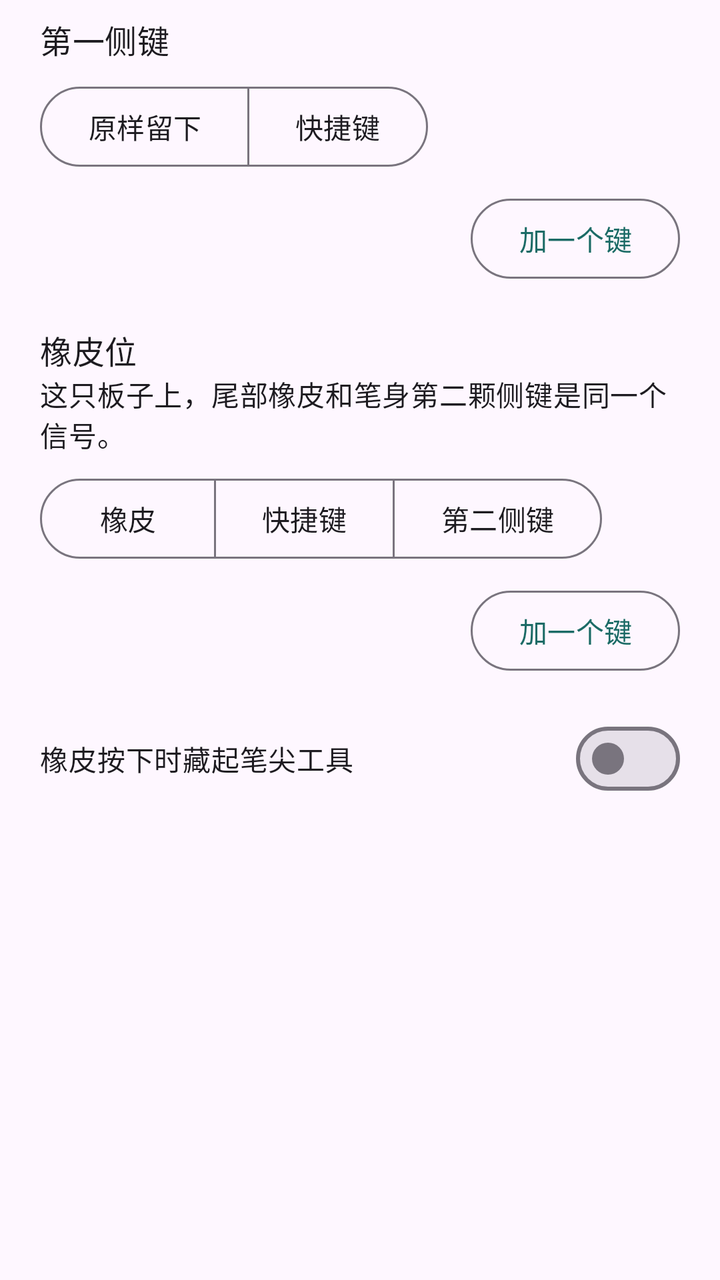
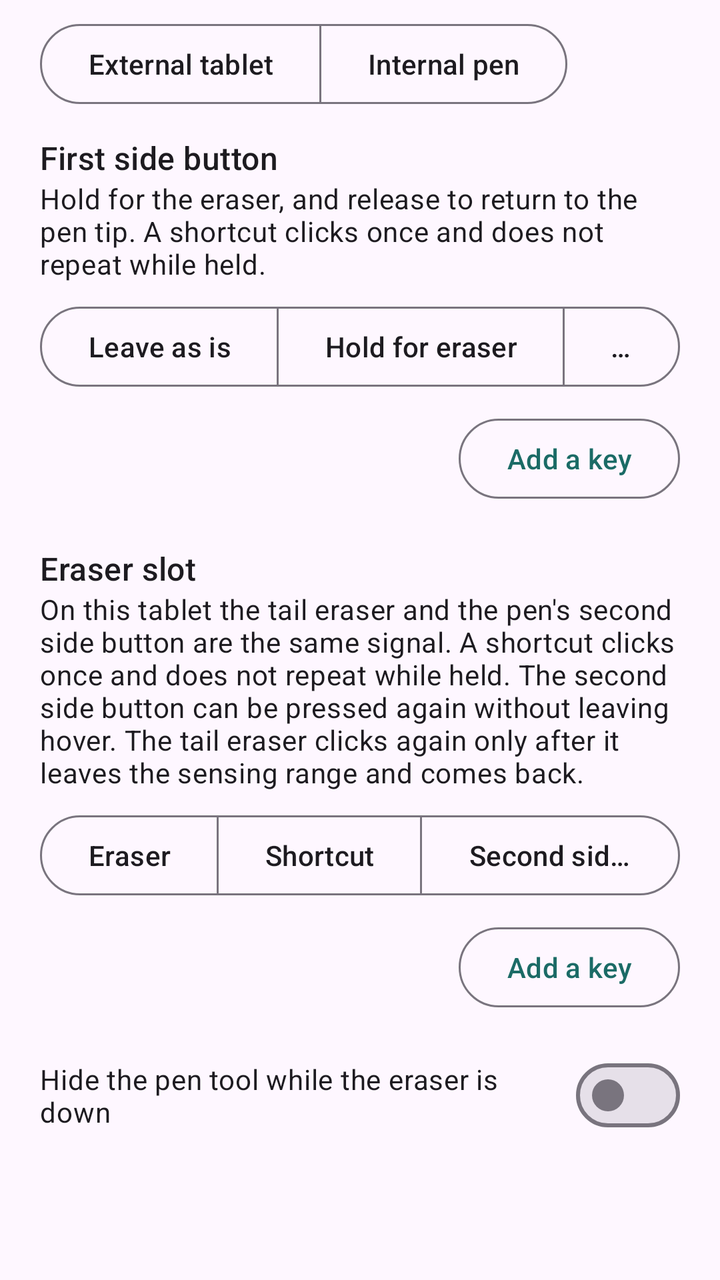

Compare the two renders of this Android layout. The source of the first and the diff that turns it into the second are given below.
<!-- AndroidManifest.xml: application theme Theme.StylusCtrl -->
<!-- res/layout/page_buttons.xml -->
<?xml version="1.0" encoding="utf-8"?>
<ScrollView xmlns:android="http://schemas.android.com/apk/res/android"
    xmlns:app="http://schemas.android.com/apk/res-auto"
    android:layout_width="match_parent"
    android:layout_height="match_parent"
    android:fillViewport="true">

    <LinearLayout
        android:layout_width="match_parent"
        android:layout_height="wrap_content"
        android:orientation="vertical"
        android:paddingStart="20dp"
        android:paddingTop="8dp"
        android:paddingEnd="20dp"
        android:paddingBottom="20dp">

        <TextView
            android:layout_width="match_parent"
            android:layout_height="wrap_content"
            android:text="第一侧键"
            android:textAppearance="?attr/textAppearanceTitleMedium" />

        <com.google.android.material.button.MaterialButtonToggleGroup
            android:id="@+id/stylus_action"
            android:layout_width="wrap_content"
            android:layout_height="wrap_content"
            android:layout_marginTop="8dp"
            app:selectionRequired="true"
            app:singleSelection="true">

            <com.google.android.material.button.MaterialButton
                android:id="@+id/stylus_pass"
                style="?attr/materialButtonOutlinedStyle"
                android:layout_width="wrap_content"
                android:layout_height="wrap_content"
                android:checkable="true"
                android:text="原样留下" />

            <com.google.android.material.button.MaterialButton
                android:id="@+id/stylus_shortcut"
                style="?attr/materialButtonOutlinedStyle"
                android:layout_width="wrap_content"
                android:layout_height="wrap_content"
                android:checkable="true"
                android:text="快捷键" />
        </com.google.android.material.button.MaterialButtonToggleGroup>

        <LinearLayout
            android:id="@+id/stylus_chord_row"
            android:layout_width="match_parent"
            android:layout_height="wrap_content"
            android:layout_marginTop="8dp"
            android:gravity="center_vertical"
            android:orientation="horizontal">

            <com.google.android.material.chip.ChipGroup
                android:id="@+id/stylus_chord"
                android:layout_width="0dp"
                android:layout_height="wrap_content"
                android:layout_weight="1" />

            <com.google.android.material.button.MaterialButton
                android:id="@+id/stylus_add"
                style="?attr/materialButtonOutlinedStyle"
                android:layout_width="wrap_content"
                android:layout_height="wrap_content"
                android:text="加一个键" />
        </LinearLayout>

        <TextView
            android:layout_width="match_parent"
            android:layout_height="wrap_content"
            android:layout_marginTop="20dp"
            android:text="橡皮位"
            android:textAppearance="?attr/textAppearanceTitleMedium" />

        <TextView
            android:layout_width="match_parent"
            android:layout_height="wrap_content"
            android:text="这只板子上，尾部橡皮和笔身第二颗侧键是同一个信号。"
            android:textAppearance="?attr/textAppearanceBodyMedium" />

        <com.google.android.material.button.MaterialButtonToggleGroup
            android:id="@+id/rubber_action"
            android:layout_width="wrap_content"
            android:layout_height="wrap_content"
            android:layout_marginTop="8dp"
            app:selectionRequired="true"
            app:singleSelection="true">

            <com.google.android.material.button.MaterialButton
                android:id="@+id/rubber_eraser"
                style="?attr/materialButtonOutlinedStyle"
                android:layout_width="wrap_content"
                android:layout_height="wrap_content"
                android:checkable="true"
                android:text="橡皮" />

            <com.google.android.material.button.MaterialButton
                android:id="@+id/rubber_shortcut"
                style="?attr/materialButtonOutlinedStyle"
                android:layout_width="wrap_content"
                android:layout_height="wrap_content"
                android:checkable="true"
                android:text="快捷键" />

            <com.google.android.material.button.MaterialButton
                android:id="@+id/rubber_stylus2"
                style="?attr/materialButtonOutlinedStyle"
                android:layout_width="wrap_content"
                android:layout_height="wrap_content"
                android:checkable="true"
                android:text="第二侧键" />
        </com.google.android.material.button.MaterialButtonToggleGroup>

        <LinearLayout
            android:id="@+id/rubber_chord_row"
            android:layout_width="match_parent"
            android:layout_height="wrap_content"
            android:layout_marginTop="8dp"
            android:gravity="center_vertical"
            android:orientation="horizontal">

            <com.google.android.material.chip.ChipGroup
                android:id="@+id/rubber_chord"
                android:layout_width="0dp"
                android:layout_height="wrap_content"
                android:layout_weight="1" />

            <com.google.android.material.button.MaterialButton
                android:id="@+id/rubber_add"
                style="?attr/materialButtonOutlinedStyle"
                android:layout_width="wrap_content"
                android:layout_height="wrap_content"
                android:text="加一个键" />
        </LinearLayout>

        <com.google.android.material.materialswitch.MaterialSwitch
            android:id="@+id/eraser_wins"
            android:layout_width="match_parent"
            android:layout_height="wrap_content"
            android:layout_marginTop="16dp"
            android:text="橡皮按下时藏起笔尖工具" />
    </LinearLayout>
</ScrollView>
<!-- resources referenced by this layout -->
<resources>
  <style name="Theme.StylusCtrl" parent="Theme.Material3.DayNight.NoActionBar">
          <item name="colorPrimary">#1B6B66</item>
          <item name="colorOnPrimary">#FFFFFF</item>
          <item name="colorPrimaryContainer">#A7F0EA</item>
          <item name="colorOnPrimaryContainer">#00201E</item>
          <item name="colorSecondary">#6E5A4C</item>
          <item name="colorSecondaryContainer">#F6DDD0</item>
          <item name="android:statusBarColor">@android:color/transparent</item>
          <item name="android:navigationBarColor">@android:color/transparent</item>
          <item name="android:windowLightStatusBar">true</item>
      </style>
</resources>

<!-- the commit's change to res/layout/page_buttons.xml (unified diff, before → after) -->
@@ -14,11 +14,51 @@
         android:paddingEnd="20dp"
         android:paddingBottom="20dp">
 
+        <com.google.android.material.button.MaterialButtonToggleGroup
+            android:id="@+id/buttons_device"
+            android:layout_width="wrap_content"
+            android:layout_height="wrap_content"
+            app:selectionRequired="true"
+            app:singleSelection="true">
+
+            <com.google.android.material.button.MaterialButton
+                android:id="@+id/buttons_external"
+                style="?attr/materialButtonOutlinedStyle"
+                android:layout_width="wrap_content"
+                android:layout_height="wrap_content"
+                android:checkable="true"
+                android:text="@string/pen_external" />
+
+            <com.google.android.material.button.MaterialButton
+                android:id="@+id/buttons_internal"
+                style="?attr/materialButtonOutlinedStyle"
+                android:layout_width="wrap_content"
+                android:layout_height="wrap_content"
+                android:checkable="true"
+                android:text="@string/pen_internal" />
+        </com.google.android.material.button.MaterialButtonToggleGroup>
+
+        <TextView
+            android:id="@+id/buttons_hint"
+            android:layout_width="match_parent"
+            android:layout_height="wrap_content"
+            android:layout_marginTop="4dp"
+            android:text="@string/buttons_hint"
+            android:visibility="gone"
+            android:textAppearance="?attr/textAppearanceBodyMedium" />
+
         <TextView
             android:layout_width="match_parent"
             android:layout_height="wrap_content"
-            android:text="第一侧键"
+            android:layout_marginTop="12dp"
+            android:text="@string/stylus_title"
             android:textAppearance="?attr/textAppearanceTitleMedium" />
+
+        <TextView
+            android:layout_width="match_parent"
+            android:layout_height="wrap_content"
+            android:text="@string/stylus_hint"
+            android:textAppearance="?attr/textAppearanceBodyMedium" />
 
         <com.google.android.material.button.MaterialButtonToggleGroup
             android:id="@+id/stylus_action"
@@ -34,7 +74,15 @@
                 android:layout_width="wrap_content"
                 android:layout_height="wrap_content"
                 android:checkable="true"
-                android:text="原样留下" />
+                android:text="@string/action_passthrough" />
+
+            <com.google.android.material.button.MaterialButton
+                android:id="@+id/stylus_eraser"
+                style="?attr/materialButtonOutlinedStyle"
+                android:layout_width="wrap_content"
+                android:layout_height="wrap_content"
+                android:checkable="true"
+                android:text="@string/action_hold_eraser" />
 
             <com.google.android.material.button.MaterialButton
                 android:id="@+id/stylus_shortcut"
@@ -42,7 +90,7 @@
                 android:layout_width="wrap_content"
                 android:layout_height="wrap_content"
                 android:checkable="true"
-                android:text="快捷键" />
+                android:text="@string/action_shortcut" />
         </com.google.android.material.button.MaterialButtonToggleGroup>
 
         <LinearLayout
@@ -64,20 +112,20 @@
                 style="?attr/materialButtonOutlinedStyle"
                 android:layout_width="wrap_content"
                 android:layout_height="wrap_content"
-                android:text="加一个键" />
+                android:text="@string/add_key" />
         </LinearLayout>
 
         <TextView
             android:layout_width="match_parent"
             android:layout_height="wrap_content"
             android:layout_marginTop="20dp"
-            android:text="橡皮位"
+            android:text="@string/rubber_title"
             android:textAppearance="?attr/textAppearanceTitleMedium" />
 
         <TextView
             android:layout_width="match_parent"
             android:layout_height="wrap_content"
-            android:text="这只板子上，尾部橡皮和笔身第二颗侧键是同一个信号。"
+            android:text="@string/rubber_hint"
             android:textAppearance="?attr/textAppearanceBodyMedium" />
 
         <com.google.android.material.button.MaterialButtonToggleGroup
@@ -94,7 +142,7 @@
                 android:layout_width="wrap_content"
                 android:layout_height="wrap_content"
                 android:checkable="true"
-                android:text="橡皮" />
+                android:text="@string/action_eraser" />
 
             <com.google.android.material.button.MaterialButton
                 android:id="@+id/rubber_shortcut"
@@ -102,7 +150,7 @@
                 android:layout_width="wrap_content"
                 android:layout_height="wrap_content"
                 android:checkable="true"
-                android:text="快捷键" />
+                android:text="@string/action_shortcut" />
 
             <com.google.android.material.button.MaterialButton
                 android:id="@+id/rubber_stylus2"
@@ -110,7 +158,7 @@
                 android:layout_width="wrap_content"
                 android:layout_height="wrap_content"
                 android:checkable="true"
-                android:text="第二侧键" />
+                android:text="@string/action_stylus2" />
         </com.google.android.material.button.MaterialButtonToggleGroup>
 
         <LinearLayout
@@ -132,7 +180,7 @@
                 style="?attr/materialButtonOutlinedStyle"
                 android:layout_width="wrap_content"
                 android:layout_height="wrap_content"
-                android:text="加一个键" />
+                android:text="@string/add_key" />
         </LinearLayout>
 
         <com.google.android.material.materialswitch.MaterialSwitch
@@ -140,6 +188,6 @@
             android:layout_width="match_parent"
             android:layout_height="wrap_content"
             android:layout_marginTop="16dp"
-            android:text="橡皮按下时藏起笔尖工具" />
+            android:text="@string/eraser_wins" />
     </LinearLayout>
 </ScrollView>
<!-- resource entries referenced after the edit -->
@@ -1,5 +1,19 @@
 <!-- resources referenced by this layout -->
 <resources>
+  <string name="action_eraser">Eraser</string>
+  <string name="action_hold_eraser">Hold for eraser</string>
+  <string name="action_passthrough">Leave as is</string>
+  <string name="action_shortcut">Shortcut</string>
+  <string name="action_stylus2">Second side button</string>
+  <string name="add_key">Add a key</string>
+  <string name="buttons_hint">The internal profile is used only after grab is turned on from the Internal page.</string>
+  <string name="eraser_wins">Hide the pen tool while the eraser is down</string>
+  <string name="pen_external">External tablet</string>
+  <string name="pen_internal">Internal pen</string>
+  <string name="rubber_hint">On this tablet the tail eraser and the pen\'s second side button are the same signal. A shortcut clicks once and does not repeat while held. The second side button can be pressed again without leaving hover. The tail eraser clicks again only after it leaves the sensing range and comes back.</string>
+  <string name="rubber_title">Eraser slot</string>
+  <string name="stylus_hint">Hold for the eraser, and release to return to the pen tip. A shortcut clicks once and does not repeat while held.</string>
+  <string name="stylus_title">First side button</string>
   <style name="Theme.StylusCtrl" parent="Theme.Material3.DayNight.NoActionBar">
           <item name="colorPrimary">#1B6B66</item>
           <item name="colorOnPrimary">#FFFFFF</item>
